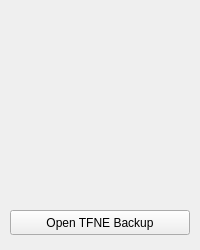
This is tfne/visualizer/tfnev_welcomewindow_ui.ui in YangZhafou/Tensorflow-Neuroevolution as Qt 5 draws it before an edit. The edited form follows.
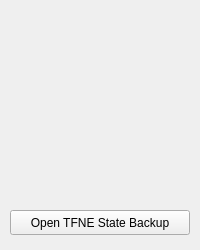
This is the edited form.

Commit message: Create proper TFNEV logo placeholder

What changed in the file:
```diff
--- a/tfne/visualizer/tfnev_welcomewindow_ui.ui
+++ b/tfne/visualizer/tfnev_welcomewindow_ui.ui
@@ -24,7 +24,7 @@
      </rect>
     </property>
     <property name="text">
-     <string>Open TFNE Backup</string>
+     <string>Open TFNE State Backup</string>
     </property>
    </widget>
   </widget>
```
The commit also changes 2 other files.
